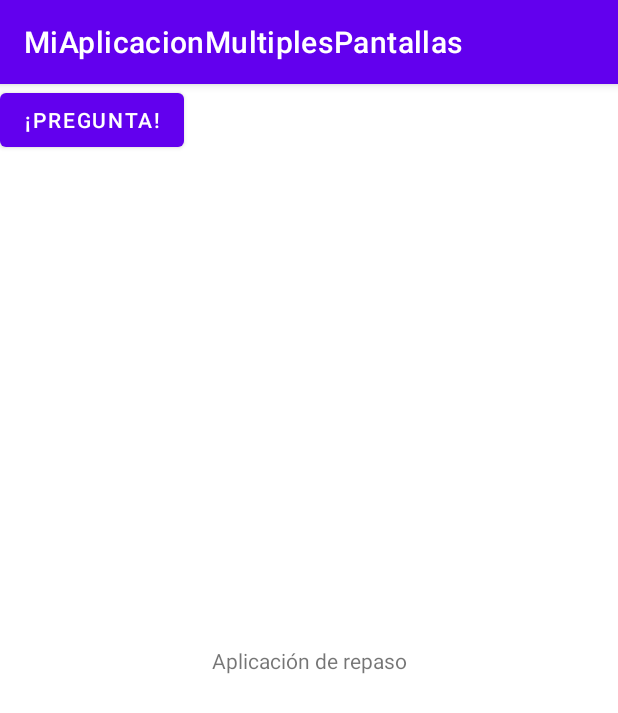
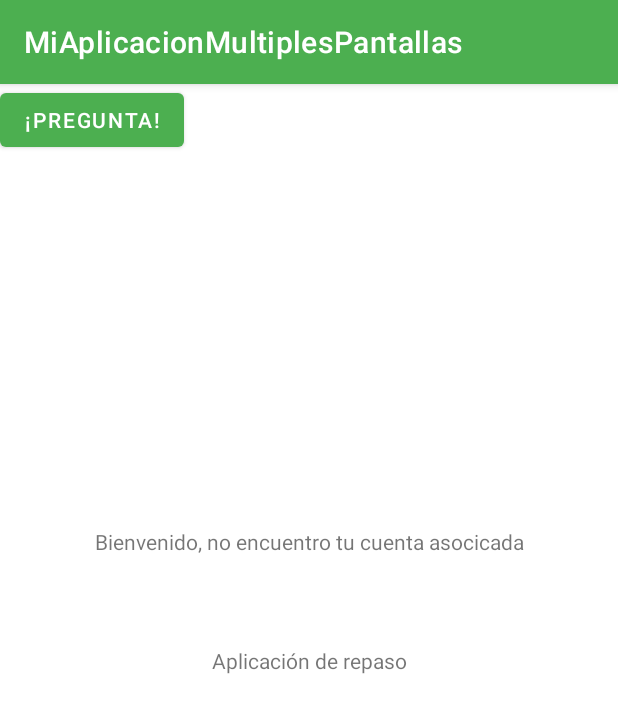
Before and after one commit to japarejo/MiAppAndroidConMultiplesPantallas, an Android app: the screen it shows after launch (MainActivity), on a phone screen of 412 x 824 dp. Shown: the top 713 px of the screen. Run offline under Robolectric (Android 15) with nearby library versions, the phone set to English and light mode, and no system bars.

Commit message:
Ahora se muestran los nombres de usuario en el fragmento de inicio

```diff
--- a/app/src/main/AndroidManifest.xml
+++ b/app/src/main/AndroidManifest.xml
@@ -1,7 +1,8 @@
 <?xml version="1.0" encoding="utf-8"?>
 <manifest xmlns:android="http://schemas.android.com/apk/res/android"
     xmlns:tools="http://schemas.android.com/tools">
-
+    <uses-permission android:name="android.permission.GET_ACCOUNTS" android:maxSdkVersion="22"
+        />
     <application
         android:allowBackup="true"
         android:dataExtractionRules="@xml/data_extraction_rules"
--- a/app/src/main/java/com/example/miaplicacionmultiplespantallas/MainActivity.java
+++ b/app/src/main/java/com/example/miaplicacionmultiplespantallas/MainActivity.java
@@ -2,8 +2,11 @@ package com.example.miaplicacionmultiplespantallas;
 
 import androidx.appcompat.app.AppCompatActivity;
 
+import android.accounts.Account;
+import android.accounts.AccountManager;
 import android.os.Bundle;
 import android.view.View;
+import android.widget.TextView;
 
 import com.example.miaplicacionmultiplespantallas.ui.main.MainFragment;
 import com.example.miaplicacionmultiplespantallas.ui.main.QuestionFragment;
--- a/app/src/main/java/com/example/miaplicacionmultiplespantallas/ui/main/MainFragment.java
+++ b/app/src/main/java/com/example/miaplicacionmultiplespantallas/ui/main/MainFragment.java
@@ -1,7 +1,12 @@
 package com.example.miaplicacionmultiplespantallas.ui.main;
 
+import androidx.core.app.ActivityCompat;
+import androidx.core.content.ContextCompat;
 import androidx.lifecycle.ViewModelProvider;
 
+import android.accounts.Account;
+import android.accounts.AccountManager;
+import android.content.Intent;
 import android.os.Bundle;
 
 import androidx.annotation.NonNull;
@@ -11,10 +16,14 @@ import androidx.fragment.app.Fragment;
 import android.view.LayoutInflater;
 import android.view.View;
 import android.view.ViewGroup;
+import android.widget.TextView;
+import static 	android.content.pm.PackageManager.PERMISSION_DENIED;
 
 import com.example.miaplicacionmultiplespantallas.R;
 
 public class MainFragment extends Fragment {
+
+    private static String[] PERMISSIONS_ACCOUNT = {"android.permission.GET_ACCOUNTS"};
 
     private MainViewModel mViewModel;
 
@@ -27,15 +36,41 @@ public class MainFragment extends Fragment {
         super.onCreate(savedInstanceState);
         mViewModel = new ViewModelProvider(this).get(MainViewModel.class);
         // TODO: Use the ViewModel
+
     }
 
     @Nullable
     @Override
     public View onCreateView(@NonNull LayoutInflater inflater, @Nullable ViewGroup container,
                              @Nullable Bundle savedInstanceState) {
-        return inflater.inflate(R.layout.fragment_main, container, false);
+        View result=inflater.inflate(R.layout.fragment_main, container, false);
+        actualizarUsuario(result);
+        return result;
+    }
+
+    private void actualizarUsuario(View result) {
+        // Comprobamos si no tenemos el permiso:
+        if(ContextCompat.checkSelfPermission(getContext(),"android.permission.GET_ACCOUNTS")==PERMISSION_DENIED){
+            ActivityCompat.requestPermissions(getActivity(),PERMISSIONS_ACCOUNT,23);
+        }
+        TextView view=result.findViewById(R.id.BienvenidaTextView);
+        AccountManager am = AccountManager.get(this.getContext());
+        Account[] accounts = am.getAccountsByType("com.google");
+        if(accounts.length!=0){
+            view.setText("Bienvenido, "+accounts[0].name);
+        }else{
+            Intent intent = AccountManager.newChooseAccountIntent(null, null,
+                    new String[] {"com.google", "com.google.android.legacyimap"},
+                    null, null, null, null);
+            startActivityForResult(intent, 7);
+
+            accounts = am.getAccountsByType("com.google");
+            if(accounts.length!=0)
+                view.setText("Bienvenido, "+accounts[0].name);
+            else
+                view.setText("Bienvenido, no encuentro tu cuenta asocicada");
+        }
     }
 
 
-
 }
--- a/app/src/main/res/layout/fragment_main.xml
+++ b/app/src/main/res/layout/fragment_main.xml
@@ -26,4 +26,13 @@
         tools:layout_editor_absoluteX="154dp"
         tools:layout_editor_absoluteY="413dp" />
 
+    <TextView
+        android:id="@+id/BienvenidaTextView"
+        android:layout_width="wrap_content"
+        android:layout_height="wrap_content"
+        android:layout_marginBottom="60dp"
+        app:layout_constraintBottom_toTopOf="@+id/message"
+        app:layout_constraintEnd_toEndOf="parent"
+        app:layout_constraintStart_toStartOf="parent" />
+
 </androidx.constraintlayout.widget.ConstraintLayout>
--- a/app/src/main/res/values/colors.xml
+++ b/app/src/main/res/values/colors.xml
@@ -1,8 +1,8 @@
 <?xml version="1.0" encoding="utf-8"?>
 <resources>
-    <color name="purple_200">#FFBB86FC</color>
-    <color name="purple_500">#FF6200EE</color>
-    <color name="purple_700">#FF3700B3</color>
+    <color name="purple_200">#388E3C</color>
+    <color name="purple_500">#4CAF50</color>
+    <color name="purple_700">#388E3C</color>
     <color name="teal_200">#FF03DAC5</color>
     <color name="teal_700">#FF018786</color>
     <color name="black">#FF000000</color>
```
